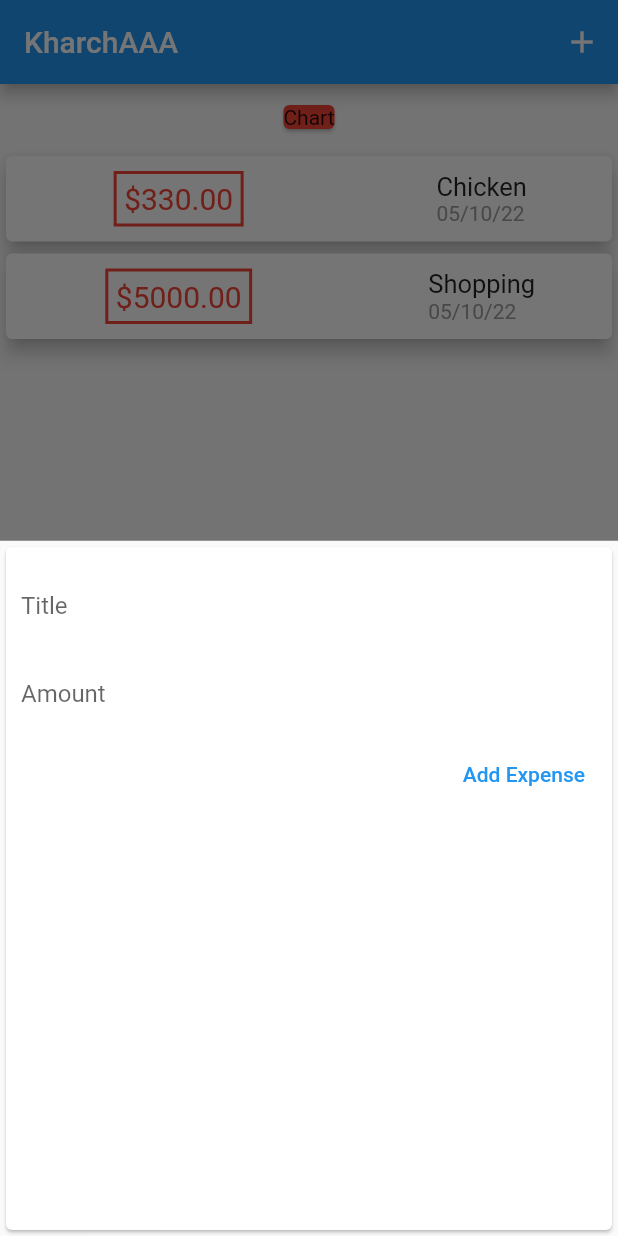
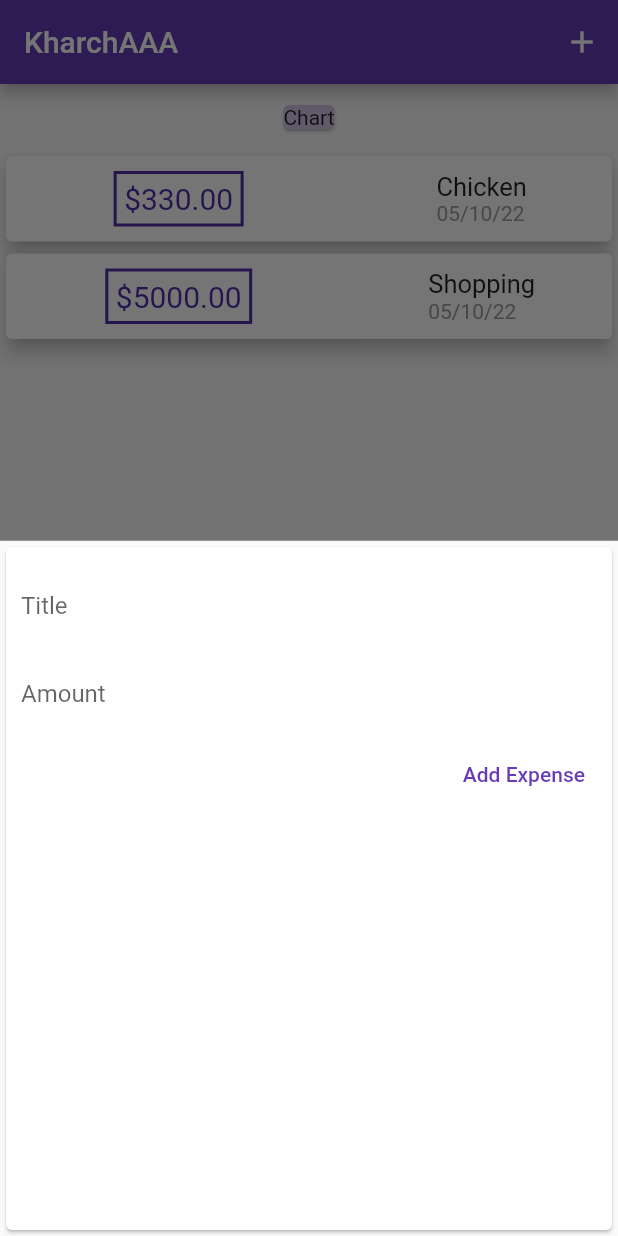
Before and after one commit to imsachinshah/track_expense, a Flutter app: the screen it shows after launch, after a tap on the "add" icon, on a phone screen of 412 x 824 dp. Run offline on Flutter 3.47's test engine with Material 2 defaults, Android fonts, the phone set to English and light mode, and no system bars.

Commit message:
day6 done

```diff
--- a/lib/main.dart
+++ b/lib/main.dart
@@ -16,7 +16,8 @@ class MyApp extends StatelessWidget {
     return MaterialApp(
       title: "KharchAAA",
       theme: ThemeData(
-        primarySwatch: Colors.blue,
+        primarySwatch: Colors.deepPurple,
+        // colorScheme: const ColorScheme.light(),
       ),
       debugShowCheckedModeBanner: false,
       home: const HomePage(),
@@ -93,9 +94,9 @@ class _HomePageState extends State<HomePage> {
               // ),
 
               padding: const EdgeInsets.all(10),
-              child: const Card(
-                color: Colors.red,
-                child: Text("Chart"),
+              child: Card(
+                color: Theme.of(context).primaryColorLight,
+                child: const Text("Chart"),
               ),
             ),
             TransactionList(
--- a/lib/widgets/new_transaction.dart
+++ b/lib/widgets/new_transaction.dart
@@ -1,12 +1,18 @@
 import 'package:flutter/material.dart';
 
-class NewTransaction extends StatelessWidget {
-  final titleController = TextEditingController();
-  final amountController = TextEditingController();
-
+class NewTransaction extends StatefulWidget {
   final Function tx;
 
-  NewTransaction(this.tx, {Key? key}) : super(key: key);
+  const NewTransaction(this.tx, {Key? key}) : super(key: key);
+
+  @override
+  State<NewTransaction> createState() => _NewTransactionState();
+}
+
+class _NewTransactionState extends State<NewTransaction> {
+  final titleController = TextEditingController();
+
+  final amountController = TextEditingController();
 
   void submitData() {
     final enteredTitle = titleController.text;
@@ -16,10 +22,12 @@ class NewTransaction extends StatelessWidget {
       return;
     }
 
-    tx(
+    widget.tx(
       enteredTitle,
       enteredAmount,
     );
+
+    Navigator.pop(context);
   }
 
   @override
--- a/lib/widgets/transaction_list.dart
+++ b/lib/widgets/transaction_list.dart
@@ -32,12 +32,15 @@ class TransactionList extends StatelessWidget {
                     borderRadius: BorderRadius.circular(0),
                     border: Border.all(
                       width: 2,
-                      color: Colors.red,
+                      color: Theme.of(context).primaryColorDark,
                     ),
                   ),
                   child: Text(
                     '\$${transactions[index].price.toStringAsFixed(2)}',
-                    style: const TextStyle(color: Colors.red, fontSize: 20),
+                    style: TextStyle(
+                      color: Theme.of(context).primaryColorDark,
+                      fontSize: 20,
+                    ),
                   ),
                 ),
                 Column(
```
Also changed, not shown: 2 other files.
